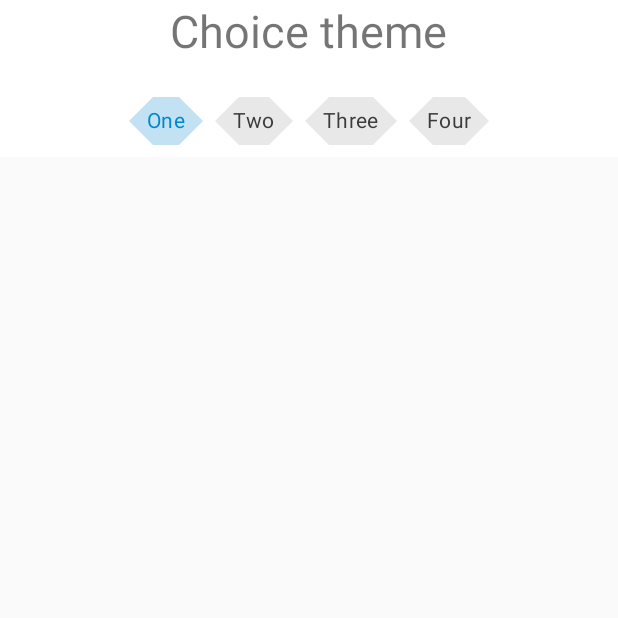
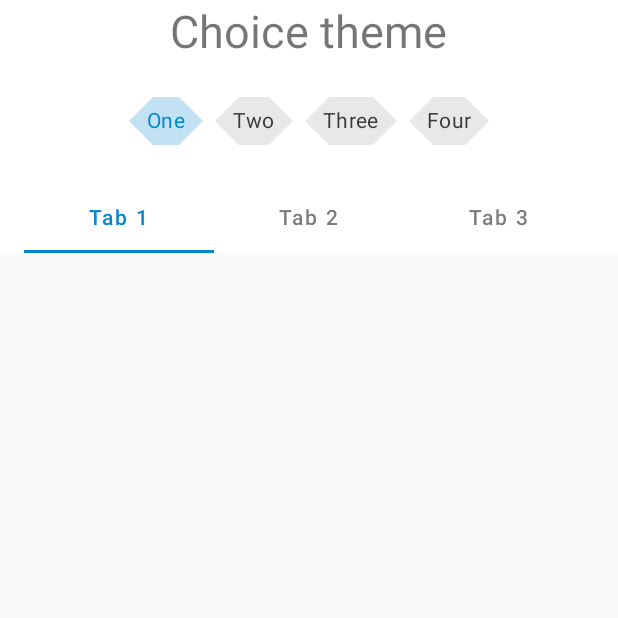
Before and after one commit to VMoLinov/MaterialNasa, an Android app: the fragment SettingsFragment shown on its own in the app's theme, on a phone screen of 412 x 824 dp, the top half of it. Run offline under Robolectric (Android 15) with nearby library versions, the phone set to English and light mode, and no system bars; Roboto replaces fonts that are not available here.

Commit message:
java.lang.NullPointerException: Missing required view with ID: molinov.pictureoftheday:id/tab1

```diff
--- a/app/src/main/AndroidManifest.xml
+++ b/app/src/main/AndroidManifest.xml
@@ -11,7 +11,7 @@
         android:roundIcon="@mipmap/ic_launcher_round"
         android:supportsRtl="true"
         android:theme="@style/App.POD1">
-        <activity android:name=".api.ApiActivity">
+        <activity android:name=".MainActivity">
             <intent-filter>
                 <action android:name="android.intent.action.MAIN" />
 
--- a/app/src/main/java/molinov/pictureoftheday/api/ViewPagerAdapter.kt
+++ b/app/src/main/java/molinov/pictureoftheday/api/ViewPagerAdapter.kt
@@ -1,7 +1,6 @@
 package molinov.pictureoftheday.api
 
 import androidx.fragment.app.Fragment
-import androidx.fragment.app.FragmentActivity
 import androidx.fragment.app.FragmentManager
 import androidx.lifecycle.Lifecycle
 import androidx.viewpager2.adapter.FragmentStateAdapter
@@ -9,8 +8,7 @@ import androidx.viewpager2.adapter.FragmentStateAdapter
 class ViewPagerAdapter(
     private val fragmentManager: FragmentManager,
     private val lifecycle: Lifecycle
-) :
-    FragmentStateAdapter(fragmentManager, lifecycle) {
+) : FragmentStateAdapter(fragmentManager, lifecycle) {
 
     override fun getItemCount(): Int {
         return FRAGMENTS
--- a/app/src/main/java/molinov/pictureoftheday/settings/SettingsFragment.kt
+++ b/app/src/main/java/molinov/pictureoftheday/settings/SettingsFragment.kt
@@ -4,10 +4,12 @@ import android.content.Context.MODE_PRIVATE
 import android.os.Bundle
 import android.view.LayoutInflater
 import android.view.View
+import android.view.View.TEXT_ALIGNMENT_VIEW_START
 import android.view.ViewGroup
 import android.widget.Toast
 import androidx.fragment.app.Fragment
 import com.google.android.material.chip.Chip
+import com.google.android.material.tabs.TabItem
 import molinov.pictureoftheday.R
 import molinov.pictureoftheday.databinding.FragmentSettingsBinding
 import molinov.pictureoftheday.util.THEME
@@ -35,6 +37,7 @@ class SettingsFragment : Fragment() {
                 if (it != null) setChipsBehavior(it)
             }
         }
+//        binding.tabs.findViewById<TabItem>(R.id.tab2).textAlignment = TEXT_ALIGNMENT_VIEW_START
     }
 
     private fun setChipsBehavior(chip: Chip) {
--- a/app/src/main/res/layout/fragment_settings.xml
+++ b/app/src/main/res/layout/fragment_settings.xml
@@ -338,35 +338,32 @@
         <!--                        android:text="@string/text" />-->
         <!--                </com.google.android.material.textfield.TextInputLayout>-->
 
-        <!--                <com.google.android.material.tabs.TabLayout-->
-        <!--                    android:id="@+id/tabs"-->
-        <!--                    android:layout_width="0dp"-->
-        <!--                    android:layout_height="wrap_content"-->
-        <!--                    android:layout_marginStart="16dp"-->
-        <!--                    android:layout_marginTop="16dp"-->
-        <!--                    android:layout_marginEnd="16dp"-->
-        <!--                    app:layout_constraintEnd_toEndOf="parent"-->
-        <!--                    app:layout_constraintStart_toStartOf="parent"-->
-        <!--                    app:layout_constraintTop_toBottomOf="@id/outlinedBoxTextField">-->
+        <com.google.android.material.tabs.TabLayout
+            android:id="@+id/tabs"
+            android:layout_width="match_parent"
+            android:layout_height="wrap_content"
+            android:layout_marginStart="16dp"
+            android:layout_marginTop="16dp"
+            android:layout_marginEnd="16dp">
 
-        <!--                    <com.google.android.material.tabs.TabItem-->
-        <!--                        android:id="@+id/tab1"-->
-        <!--                        android:layout_width="wrap_content"-->
-        <!--                        android:layout_height="wrap_content"-->
-        <!--                        android:text="@string/tab_1" />-->
+            <com.google.android.material.tabs.TabItem
+                android:id="@+id/tab1"
+                android:layout_width="wrap_content"
+                android:layout_height="wrap_content"
+                android:text="@string/tab_1" />
 
-        <!--                    <com.google.android.material.tabs.TabItem-->
-        <!--                        android:id="@+id/tab2"-->
-        <!--                        android:layout_width="wrap_content"-->
-        <!--                        android:layout_height="wrap_content"-->
-        <!--                        android:text="@string/tab_2" />-->
+            <com.google.android.material.tabs.TabItem
+                android:id="@+id/tab2"
+                android:layout_width="wrap_content"
+                android:layout_height="wrap_content"
+                android:text="@string/tab_2" />
 
-        <!--                    <com.google.android.material.tabs.TabItem-->
-        <!--                        android:id="@+id/tab3"-->
-        <!--                        android:layout_width="wrap_content"-->
-        <!--                        android:layout_height="wrap_content"-->
-        <!--                        android:text="@string/tab_3" />-->
-        <!--                </com.google.android.material.tabs.TabLayout>-->
+            <com.google.android.material.tabs.TabItem
+                android:id="@+id/tab3"
+                android:layout_width="wrap_content"
+                android:layout_height="wrap_content"
+                android:text="@string/tab_3" />
+        </com.google.android.material.tabs.TabLayout>
 
         <!--                <com.google.android.material.bottomnavigation.BottomNavigationView-->
         <!--                    android:id="@+id/bottomNavigation"-->
```
Also changed, not shown: app/src/main/res/layout/fragment_earth.xml (+0 -35 lines), app/src/main/res/layout/fragment_mars.xml (+0 -35 lines), app/src/main/res/layout/fragment_weather.xml (+0 -35 lines).
